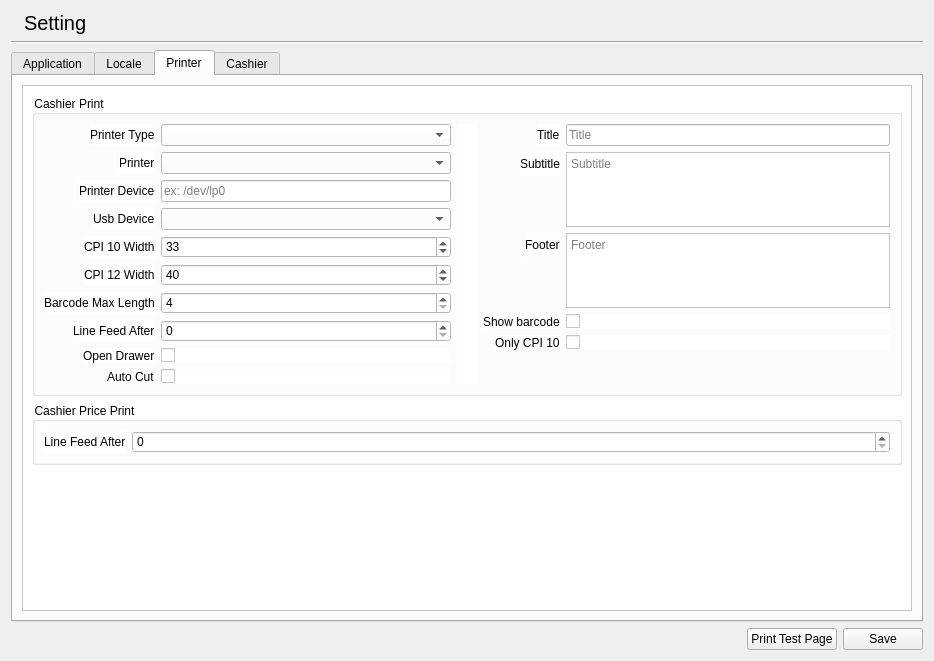
First picture: the form in libgui/setting/settingwidget.ui, repository apinprastya/sultan, before the edit.
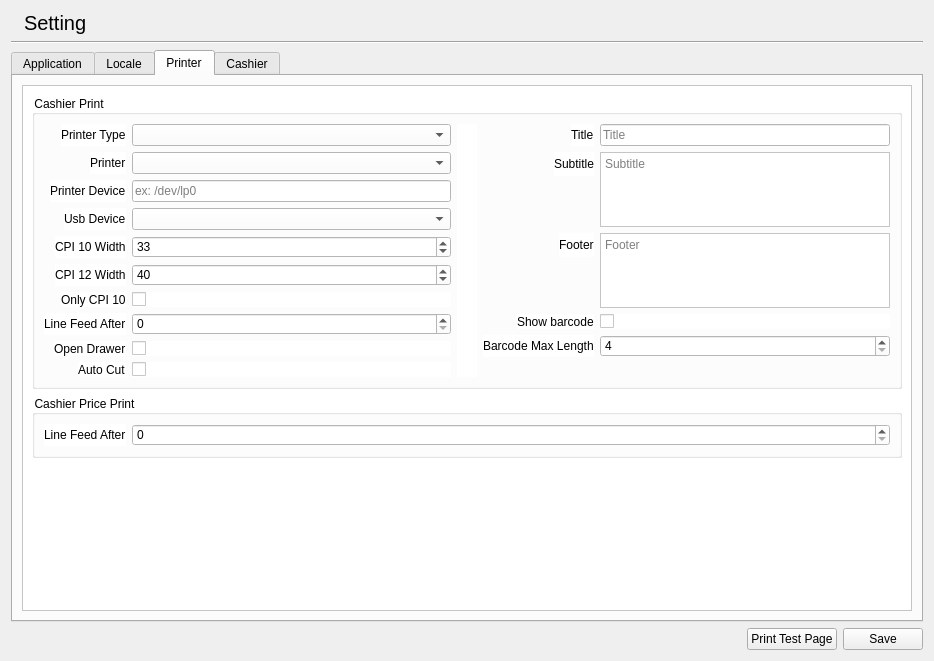
Second picture: the form after the edit. Icons and pictures are not drawn.

What changed in the file:
```diff
--- a/libgui/setting/settingwidget.ui
+++ b/libgui/setting/settingwidget.ui
@@ -637,55 +637,38 @@
                     </property>
                    </widget>
                   </item>
-                  <item row="9" column="0">
-                   <widget class="QLabel" name="label_28">
-                    <property name="text">
-                     <string>Barcode Max Length</string>
-                    </property>
-                   </widget>
-                  </item>
-                  <item row="9" column="1">
-                   <widget class="QSpinBox" name="spinBarcodeLength">
-                    <property name="minimum">
-                     <number>4</number>
-                    </property>
-                    <property name="maximum">
-                     <number>100</number>
-                    </property>
-                   </widget>
-                  </item>
-                  <item row="10" column="0">
+                  <item row="11" column="0">
                    <widget class="QLabel" name="label_23">
                     <property name="text">
                      <string>Line Feed After</string>
                     </property>
                    </widget>
                   </item>
-                  <item row="10" column="1">
+                  <item row="11" column="1">
                    <widget class="QSpinBox" name="spinCashierLinefeed"/>
                   </item>
-                  <item row="11" column="0">
+                  <item row="12" column="0">
                    <widget class="QLabel" name="label_21">
                     <property name="text">
                      <string>Open Drawer</string>
                     </property>
                    </widget>
                   </item>
-                  <item row="11" column="1">
+                  <item row="12" column="1">
                    <widget class="QCheckBox" name="checkPrintCashierDrawer">
                     <property name="text">
                      <string/>
                     </property>
                    </widget>
                   </item>
-                  <item row="12" column="0">
+                  <item row="13" column="0">
                    <widget class="QLabel" name="label_20">
                     <property name="text">
                      <string>Auto Cut</string>
                     </property>
                    </widget>
                   </item>
-                  <item row="12" column="1">
+                  <item row="13" column="1">
                    <widget class="QCheckBox" name="checkPrintCashierCut">
                     <property name="text">
                      <string/>
@@ -702,6 +685,20 @@
                   <item row="3" column="1">
                    <widget class="QComboBox" name="comboUsb"/>
                   </item>
+                  <item row="10" column="0">
+                   <widget class="QLabel" name="label_38">
+                    <property name="text">
+                     <string>Only CPI 10</string>
+                    </property>
+                   </widget>
+                  </item>
+                  <item row="10" column="1">
+                   <widget class="QCheckBox" name="checkOnly10">
+                    <property name="text">
+                     <string/>
+                    </property>
+                   </widget>
+                  </item>
                  </layout>
                 </item>
                 <item>
@@ -797,34 +794,37 @@
                     </property>
                    </widget>
                   </item>
-                  <item row="3" column="0">
+                  <item row="4" column="0">
                    <widget class="QLabel" name="label_29">
                     <property name="text">
                      <string>Show barcode</string>
                     </property>
                    </widget>
                   </item>
-                  <item row="3" column="1">
-                   <widget class="QCheckBox" name="checkShowBarcode">
-                    <property name="text">
-                     <string/>
-                    </property>
-                   </widget>
-                  </item>
-                  <item row="4" column="0">
-                   <widget class="QLabel" name="label_38">
-                    <property name="text">
-                     <string>Only CPI 10</string>
-                    </property>
-                   </widget>
-                  </item>
                   <item row="4" column="1">
-                   <widget class="QCheckBox" name="checkOnly10">
+                   <widget class="QCheckBox" name="checkShowBarcode">
                     <property name="text">
                      <string/>
                     </property>
                    </widget>
                   </item>
+                  <item row="5" column="0">
+                   <widget class="QLabel" name="label_28">
+                    <property name="text">
+                     <string>Barcode Max Length</string>
+                    </property>
+                   </widget>
+                  </item>
+                  <item row="5" column="1">
+                   <widget class="QSpinBox" name="spinBarcodeLength">
+                    <property name="minimum">
+                     <number>4</number>
+                    </property>
+                    <property name="maximum">
+                     <number>100</number>
+                    </property>
+                   </widget>
+                  </item>
                  </layout>
                 </item>
                </layout>
```
